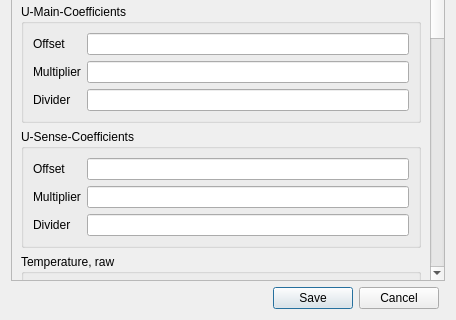
Qt form control/configdialog.ui (dev26th/electronic_load) before a commit; both pictures show x 0 to 456 and y 142 to 462 of the 456 by 462 pixel window.
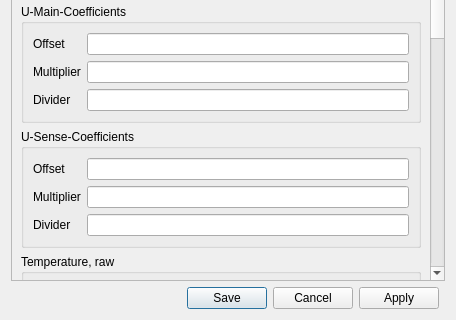
The same form after that commit.

What changed in the file:
```diff
--- a/control/configdialog.ui
+++ b/control/configdialog.ui
@@ -17,14 +17,7 @@
    <string>Device Configuration</string>
   </property>
   <layout class="QGridLayout" name="gridLayout_5">
-   <item row="1" column="1">
-    <widget class="QPushButton" name="saveButton">
-     <property name="text">
-      <string>Save</string>
-     </property>
-    </widget>
-   </item>
-   <item row="0" column="0" colspan="4">
+   <item row="0" column="0" colspan="3">
     <widget class="QScrollArea" name="scrollArea">
      <property name="widgetResizable">
       <bool>true</bool>
@@ -405,7 +398,7 @@
      </property>
     </spacer>
    </item>
-   <item row="1" column="2">
+   <item row="1" column="1">
     <widget class="QDialogButtonBox" name="buttonBox">
      <property name="sizePolicy">
       <sizepolicy hsizetype="Preferred" vsizetype="Fixed">
@@ -414,10 +407,13 @@
       </sizepolicy>
      </property>
      <property name="orientation">
-      <enum>Qt::Vertical</enum>
+      <enum>Qt::Horizontal</enum>
      </property>
      <property name="standardButtons">
-      <set>QDialogButtonBox::Cancel</set>
+      <set>QDialogButtonBox::Apply|QDialogButtonBox::Cancel|QDialogButtonBox::Save</set>
+     </property>
+     <property name="centerButtons">
+      <bool>false</bool>
      </property>
     </widget>
    </item>
```
